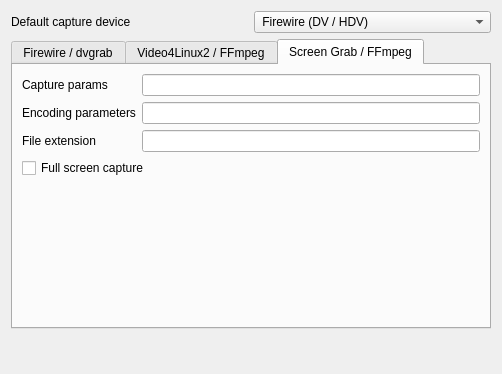
The window that src/widgets/configcapture_ui.ui (KDE/kdenlive) describes before a commit, drawn with Qt 5.
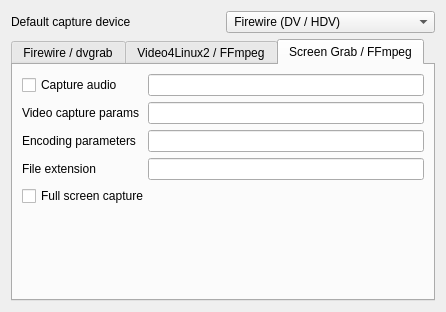
The same window after the commit. The open tabs and pages were chosen to show the change. Custom widgets are drawn as their Qt base class.

Commit message: Screengrab with audio now!

Diff of the .ui file:
```diff
--- a/src/widgets/configcapture_ui.ui
+++ b/src/widgets/configcapture_ui.ui
@@ -5,8 +5,8 @@
    <rect>
     <x>0</x>
     <y>0</y>
-    <width>502</width>
-    <height>374</height>
+    <width>446</width>
+    <height>312</height>
    </rect>
   </property>
   <layout class="QGridLayout" name="gridLayout_3" >
@@ -357,8 +357,8 @@
        <rect>
         <x>0</x>
         <y>0</y>
-        <width>486</width>
-        <height>270</height>
+        <width>430</width>
+        <height>238</height>
        </rect>
       </property>
       <attribute name="title" >
@@ -366,16 +366,26 @@
       </attribute>
       <layout class="QGridLayout" name="gridLayout_4" >
        <item row="0" column="0" >
+        <widget class="QCheckBox" name="kcfg_screengrabenableaudio" >
+         <property name="text" >
+          <string>Capture audio</string>
+         </property>
+        </widget>
+       </item>
+       <item row="0" column="2" >
+        <widget class="KLineEdit" name="kcfg_screengrabaudiocapture" />
+       </item>
+       <item row="1" column="0" colspan="2" >
         <widget class="QLabel" name="label_17" >
          <property name="text" >
-          <string>Capture params</string>
+          <string>Video capture params</string>
          </property>
         </widget>
        </item>
-       <item row="0" column="1" >
+       <item row="1" column="2" >
         <widget class="KLineEdit" name="kcfg_screengrabcapture" />
        </item>
-       <item row="1" column="0" >
+       <item row="2" column="0" >
         <widget class="QLabel" name="label_8" >
          <property name="sizePolicy" >
           <sizepolicy vsizetype="Preferred" hsizetype="Maximum" >
@@ -388,7 +398,7 @@
          </property>
         </widget>
        </item>
-       <item row="1" column="1" >
+       <item row="2" column="2" >
         <widget class="KLineEdit" name="kcfg_screengrabencoding" >
          <property name="sizePolicy" >
           <sizepolicy vsizetype="Fixed" hsizetype="MinimumExpanding" >
@@ -401,7 +411,7 @@
          </property>
         </widget>
        </item>
-       <item row="2" column="0" >
+       <item row="3" column="0" >
         <widget class="QLabel" name="label_10" >
          <property name="sizePolicy" >
           <sizepolicy vsizetype="Preferred" hsizetype="Maximum" >
@@ -414,7 +424,7 @@
          </property>
         </widget>
        </item>
-       <item row="2" column="1" >
+       <item row="3" column="2" >
         <widget class="KLineEdit" name="kcfg_screengrabextension" >
          <property name="sizePolicy" >
           <sizepolicy vsizetype="Fixed" hsizetype="MinimumExpanding" >
@@ -427,14 +437,14 @@
          </property>
         </widget>
        </item>
-       <item row="3" column="0" colspan="2" >
+       <item row="4" column="0" colspan="3" >
         <widget class="QCheckBox" name="kcfg_fullscreengrab" >
          <property name="text" >
           <string>Full screen capture</string>
          </property>
         </widget>
        </item>
-       <item row="4" column="1" >
+       <item row="5" column="1" colspan="2" >
         <spacer name="verticalSpacer_3" >
          <property name="orientation" >
           <enum>Qt::Vertical</enum>
@@ -451,19 +461,6 @@
      </widget>
     </widget>
    </item>
-   <item row="2" column="1" >
-    <spacer name="verticalSpacer" >
-     <property name="orientation" >
-      <enum>Qt::Vertical</enum>
-     </property>
-     <property name="sizeHint" stdset="0" >
-      <size>
-       <width>20</width>
-       <height>56</height>
-      </size>
-     </property>
-    </spacer>
-   </item>
   </layout>
  </widget>
  <customwidgets>
```
Left out of the diff: 5 changed lines with no effect on the pictures. The commit also changes 2 other files.
